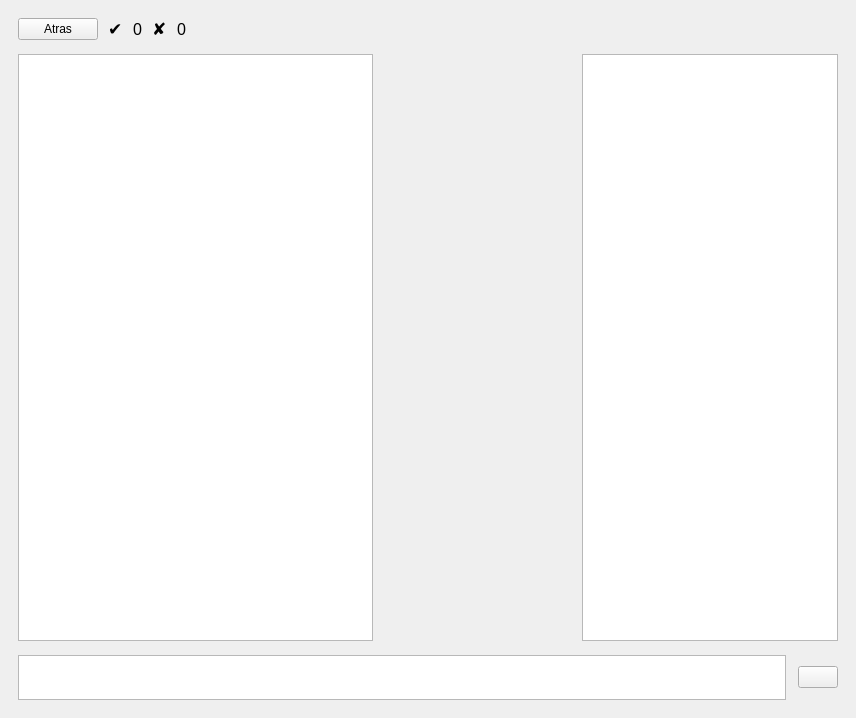
Before: the Qt Designer form src/gui/lltutorwindow.ui in jose-rZM/SyntaxTutor, drawn with Qt 5.
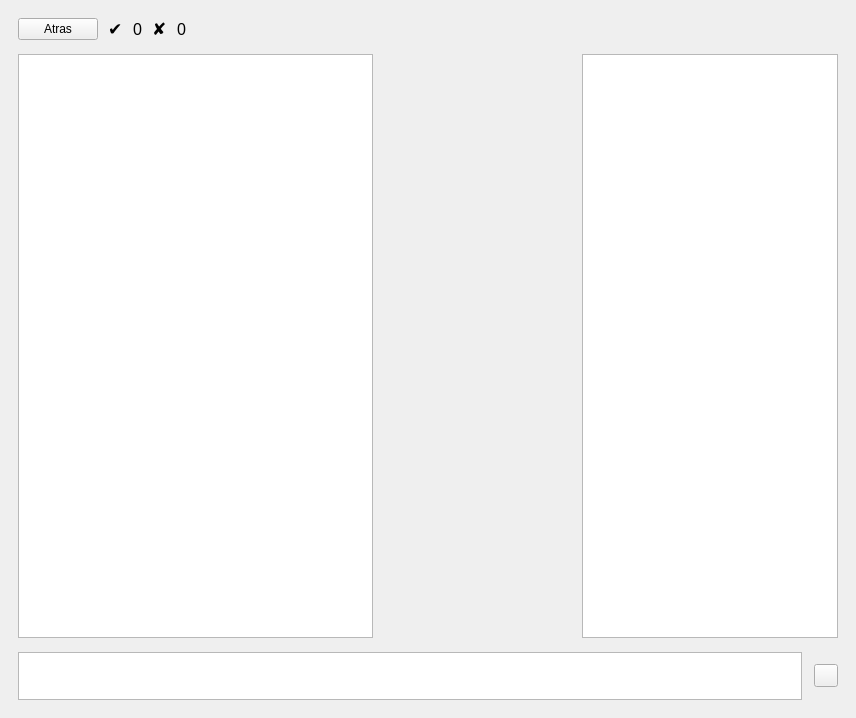
After: the same form once the commit is applied. Icons and pictures are not drawn. Custom widgets are drawn as their Qt base class.

Commit message: fix(ui): align text edit and send button

Patch:
```diff
--- a/src/gui/lltutorwindow.ui
+++ b/src/gui/lltutorwindow.ui
@@ -203,7 +203,7 @@
         <property name="minimumSize">
          <size>
           <width>0</width>
-          <height>45</height>
+           <height>48</height>
          </size>
         </property>
         <property name="maximumSize">
@@ -215,7 +215,7 @@
        </widget>
       </item>
       <item>
-       <widget class="QPushButton" name="confirmButton">
+        <widget class="QToolButton" name="confirmButton">
          <property name="sizePolicy">
           <sizepolicy hsizetype="Fixed" vsizetype="Fixed">
            <horstretch>0</horstretch>
```
Lines whose indentation alone changed are shown as unchanged. The commit also changes 4 other files.
